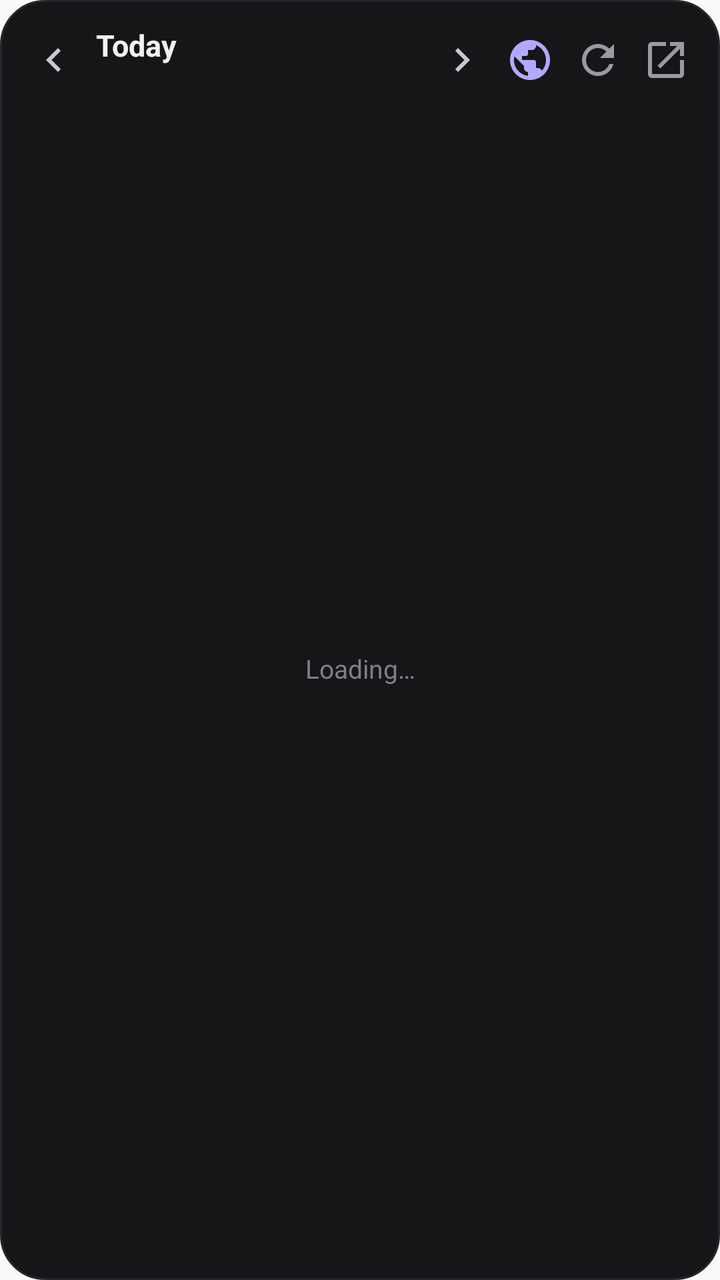
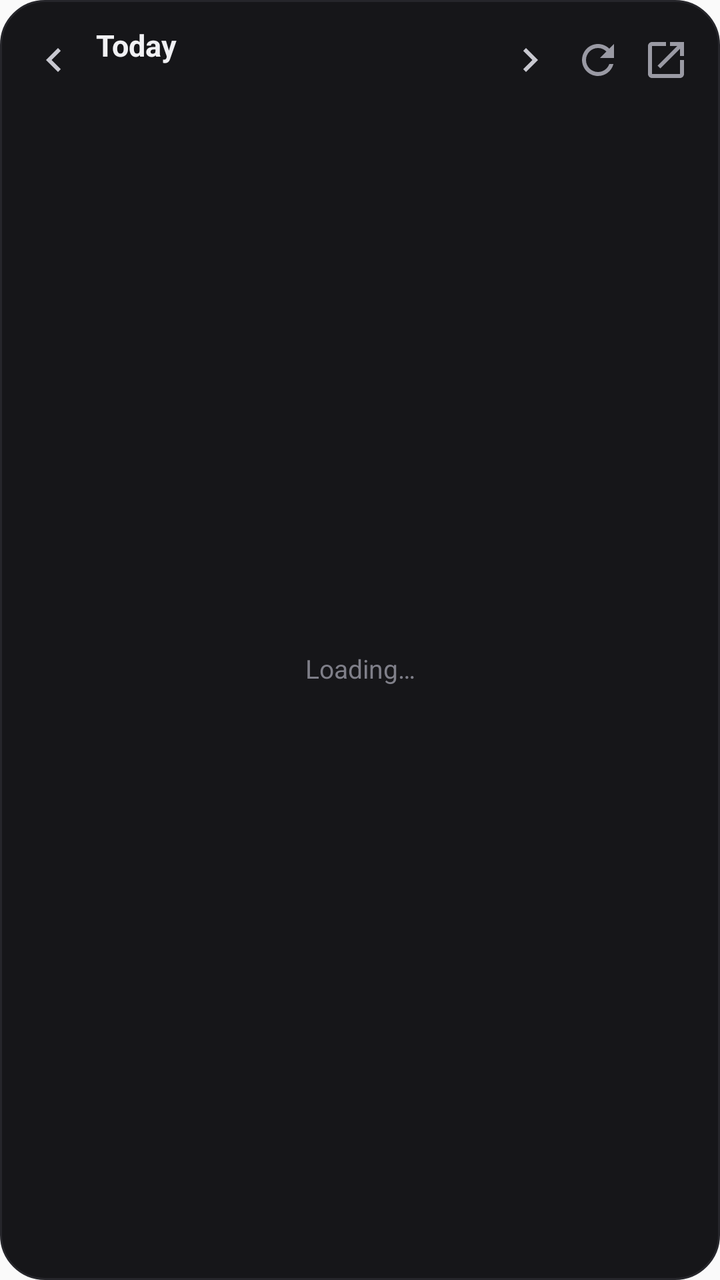

The first picture is an Android layout as it rendered before a commit; the second is the same layout after the commit. The layout source and the unified diff follow.
<!-- AndroidManifest.xml: application theme AppTheme -->
<!-- res/layout/widget_onyx.xml -->
<?xml version="1.0" encoding="utf-8"?>
<LinearLayout xmlns:android="http://schemas.android.com/apk/res/android"
    android:id="@+id/widget_root"
    android:layout_width="match_parent"
    android:layout_height="match_parent"
    android:background="@drawable/widget_bg"
    android:orientation="vertical"
    android:padding="10dp">

    <LinearLayout
        android:layout_width="match_parent"
        android:layout_height="40dp"
        android:gravity="center_vertical"
        android:orientation="horizontal">

        <ImageButton
            android:id="@+id/widget_prev"
            android:layout_width="34dp"
            android:layout_height="34dp"
            android:background="@drawable/widget_btn"
            android:contentDescription="Previous"
            android:src="@drawable/ic_w_prev" />

        <LinearLayout
            android:layout_width="0dp"
            android:layout_height="wrap_content"
            android:layout_weight="1"
            android:orientation="vertical"
            android:paddingStart="4dp"
            android:paddingEnd="4dp">

            <TextView
                android:id="@+id/widget_title"
                android:layout_width="wrap_content"
                android:layout_height="wrap_content"
                android:ellipsize="end"
                android:maxLines="1"
                android:text="Today"
                android:textColor="#FFF1F1F4"
                android:textSize="15sp"
                android:textStyle="bold" />

            <TextView
                android:id="@+id/widget_subtitle"
                android:layout_width="wrap_content"
                android:layout_height="wrap_content"
                android:ellipsize="end"
                android:maxLines="1"
                android:textColor="#FF7F7F89"
                android:textSize="11sp" />
        </LinearLayout>

        <ImageButton
            android:id="@+id/widget_next"
            android:layout_width="34dp"
            android:layout_height="34dp"
            android:background="@drawable/widget_btn"
            android:contentDescription="Next"
            android:src="@drawable/ic_w_next" />

        <ImageButton
            android:id="@+id/widget_toggle"
            android:layout_width="34dp"
            android:layout_height="34dp"
            android:background="@drawable/widget_btn"
            android:contentDescription="Switch between calendar and globe"
            android:src="@drawable/ic_w_globe" />

        <ImageButton
            android:id="@+id/widget_refresh"
            android:layout_width="34dp"
            android:layout_height="34dp"
            android:background="@drawable/widget_btn"
            android:contentDescription="Refresh"
            android:src="@drawable/ic_w_refresh" />

        <ImageButton
            android:id="@+id/widget_open"
            android:layout_width="34dp"
            android:layout_height="34dp"
            android:background="@drawable/widget_btn"
            android:contentDescription="Open Onyx"
            android:src="@drawable/ic_w_open" />
    </LinearLayout>

    <FrameLayout
        android:layout_width="match_parent"
        android:layout_height="0dp"
        android:layout_marginTop="6dp"
        android:layout_weight="1">

        <ListView
            android:id="@+id/widget_list"
            android:layout_width="match_parent"
            android:layout_height="match_parent"
            android:divider="@null"
            android:dividerHeight="4dp"
            android:scrollbars="none" />

        <ImageView
            android:id="@+id/widget_globe"
            android:layout_width="match_parent"
            android:layout_height="match_parent"
            android:contentDescription="Your globe"
            android:scaleType="fitCenter"
            android:visibility="gone" />

        <TextView
            android:id="@+id/widget_empty"
            android:layout_width="match_parent"
            android:layout_height="match_parent"
            android:gravity="center"
            android:padding="12dp"
            android:text="Loading…"
            android:textColor="#FF7F7F89"
            android:textSize="13sp" />
    </FrameLayout>

    <TextView
        android:id="@+id/widget_status"
        android:layout_width="match_parent"
        android:layout_height="wrap_content"
        android:layout_marginTop="4dp"
        android:ellipsize="end"
        android:gravity="end"
        android:maxLines="1"
        android:textColor="#FF4B4B53"
        android:textSize="10sp" />
</LinearLayout>
<!-- resources referenced by this layout -->
<resources>
  <!-- drawable ic_w_globe (drawable) -->
  <?xml version="1.0" encoding="utf-8"?>
  <vector xmlns:android="http://schemas.android.com/apk/res/android"
      android:width="24dp" android:height="24dp" android:viewportWidth="24" android:viewportHeight="24">
      <path android:fillColor="#FFB3A8FF" android:pathData="M12,2C6.48,2 2,6.48 2,12s4.48,10 10,10 10,-4.48 10,-10S17.52,2 12,2zM11,19.93c-3.95,-0.49 -7,-3.85 -7,-7.93 0,-0.62 0.08,-1.21 0.21,-1.79L9,15v1c0,1.1 0.9,2 2,2v1.93zM17.9,17.39c-0.26,-0.81 -1,-1.39 -1.9,-1.39h-1v-3c0,-0.55 -0.45,-1 -1,-1H8v-2h2c0.55,0 1,-0.45 1,-1V7h2c1.1,0 2,-0.9 2,-2v-0.41c2.93,1.19 5,4.06 5,7.41 0,2.08 -0.8,3.97 -2.1,5.39z" />
  </vector>
  <!-- drawable ic_w_next (drawable) -->
  <?xml version="1.0" encoding="utf-8"?>
  <vector xmlns:android="http://schemas.android.com/apk/res/android"
      android:width="24dp" android:height="24dp" android:viewportWidth="24" android:viewportHeight="24">
      <path android:fillColor="#FFC8C8D0" android:pathData="M8.6,16.6L10,18l6,-6 -6,-6 -1.4,1.4L13.2,12z" />
  </vector>
  <!-- drawable ic_w_open (drawable) -->
  <?xml version="1.0" encoding="utf-8"?>
  <vector xmlns:android="http://schemas.android.com/apk/res/android"
      android:width="24dp" android:height="24dp" android:viewportWidth="24" android:viewportHeight="24">
      <path android:fillColor="#FF9A9AA4" android:pathData="M19,19H5V5h7V3H5c-1.11,0 -2,0.9 -2,2v14c0,1.1 0.89,2 2,2h14c1.1,0 2,-0.9 2,-2v-7h-2v7zM14,3v2h3.59l-9.83,9.83 1.41,1.41L19,6.41V10h2V3h-7z" />
  </vector>
  <!-- drawable ic_w_prev (drawable) -->
  <?xml version="1.0" encoding="utf-8"?>
  <vector xmlns:android="http://schemas.android.com/apk/res/android"
      android:width="24dp" android:height="24dp" android:viewportWidth="24" android:viewportHeight="24">
      <path android:fillColor="#FFC8C8D0" android:pathData="M15.4,7.4L14,6l-6,6 6,6 1.4,-1.4L10.8,12z" />
  </vector>
  <!-- drawable ic_w_refresh (drawable) -->
  <?xml version="1.0" encoding="utf-8"?>
  <vector xmlns:android="http://schemas.android.com/apk/res/android"
      android:width="24dp" android:height="24dp" android:viewportWidth="24" android:viewportHeight="24">
      <path android:fillColor="#FF9A9AA4" android:pathData="M17.65,6.35C16.2,4.9 14.21,4 12,4c-4.42,0 -7.99,3.58 -7.99,8s3.57,8 7.99,8c3.73,0 6.84,-2.55 7.73,-6h-2.08c-0.82,2.33 -3.04,4 -5.65,4 -3.31,0 -6,-2.69 -6,-6s2.69,-6 6,-6c1.66,0 3.14,0.69 4.22,1.78L13,11h7V4l-2.35,2.35z" />
  </vector>
  <!-- drawable widget_bg (drawable) -->
  <?xml version="1.0" encoding="utf-8"?>
  <shape xmlns:android="http://schemas.android.com/apk/res/android" android:shape="rectangle">
      <solid android:color="#F20A0A0D" />
      <stroke android:width="1dp" android:color="#FF26262B" />
      <corners android:radius="22dp" />
  </shape>
  <!-- drawable widget_btn (drawable) -->
  <?xml version="1.0" encoding="utf-8"?>
  <selector xmlns:android="http://schemas.android.com/apk/res/android">
      <item android:state_pressed="true">
          <shape android:shape="oval"><solid android:color="#33FFFFFF" /></shape>
      </item>
      <item>
          <shape android:shape="oval"><solid android:color="#00000000" /></shape>
      </item>
  </selector>
  <style name="AppTheme" parent="Theme.AppCompat.Light.DarkActionBar">
          
          <item name="colorPrimary">@color/colorPrimary</item>
          <item name="colorPrimaryDark">@color/colorPrimaryDark</item>
          <item name="colorAccent">@color/colorAccent</item>
      </style>
</resources>

<!-- the commit's change to res/layout/widget_onyx.xml (unified diff, before → after) -->
@@ -59,14 +59,6 @@
             android:src="@drawable/ic_w_next" />
 
         <ImageButton
-            android:id="@+id/widget_toggle"
-            android:layout_width="34dp"
-            android:layout_height="34dp"
-            android:background="@drawable/widget_btn"
-            android:contentDescription="Switch between calendar and globe"
-            android:src="@drawable/ic_w_globe" />
-
-        <ImageButton
             android:id="@+id/widget_refresh"
             android:layout_width="34dp"
             android:layout_height="34dp"
@@ -97,14 +89,6 @@
             android:dividerHeight="4dp"
             android:scrollbars="none" />
 
-        <ImageView
-            android:id="@+id/widget_globe"
-            android:layout_width="match_parent"
-            android:layout_height="match_parent"
-            android:contentDescription="Your globe"
-            android:scaleType="fitCenter"
-            android:visibility="gone" />
-
         <TextView
             android:id="@+id/widget_empty"
             android:layout_width="match_parent"
<!-- resource entries referenced after the edit -->
@@ -1,11 +1,5 @@
 <!-- resources referenced by this layout -->
 <resources>
-  <!-- drawable ic_w_globe (drawable) -->
-  <?xml version="1.0" encoding="utf-8"?>
-  <vector xmlns:android="http://schemas.android.com/apk/res/android"
-      android:width="24dp" android:height="24dp" android:viewportWidth="24" android:viewportHeight="24">
-      <path android:fillColor="#FFB3A8FF" android:pathData="M12,2C6.48,2 2,6.48 2,12s4.48,10 10,10 10,-4.48 10,-10S17.52,2 12,2zM11,19.93c-3.95,-0.49 -7,-3.85 -7,-7.93 0,-0.62 0.08,-1.21 0.21,-1.79L9,15v1c0,1.1 0.9,2 2,2v1.93zM17.9,17.39c-0.26,-0.81 -1,-1.39 -1.9,-1.39h-1v-3c0,-0.55 -0.45,-1 -1,-1H8v-2h2c0.55,0 1,-0.45 1,-1V7h2c1.1,0 2,-0.9 2,-2v-0.41c2.93,1.19 5,4.06 5,7.41 0,2.08 -0.8,3.97 -2.1,5.39z" />
-  </vector>
   <!-- drawable ic_w_next (drawable) -->
   <?xml version="1.0" encoding="utf-8"?>
   <vector xmlns:android="http://schemas.android.com/apk/res/android"
